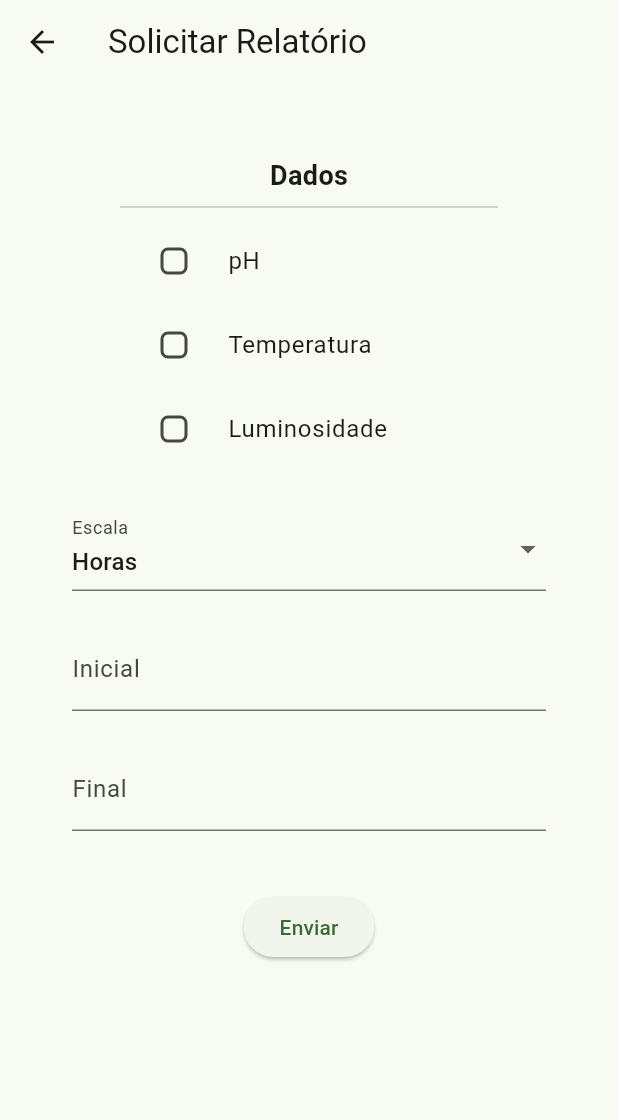
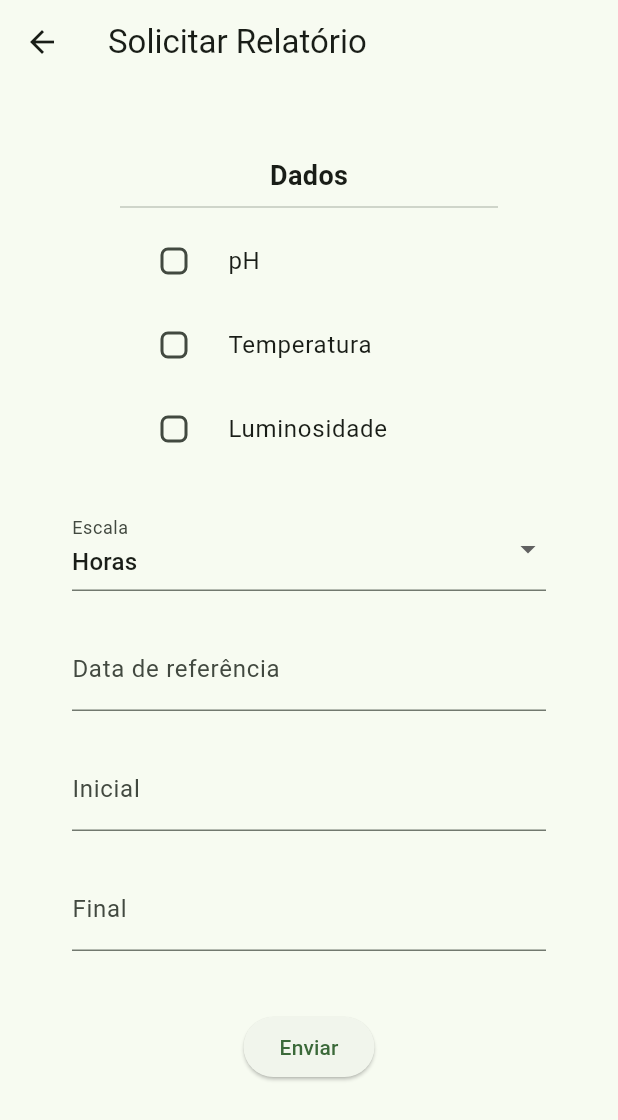
Before and after one commit to MarceloRobert/aws_mq_app, a Flutter app: the HomePage screen opened by its route, after a tap on "Solicitar Relatório", on a phone screen of 412 x 824 dp. Shown: the top 1120 px of the screen. Run offline on Flutter 3.47's test engine with Material 2 defaults, Android fonts, the light colour scheme and no system bars; our stand-ins replace fl_chart; missing offline and left inert: stomp_dart_client; statements that could not run were skipped.

Commit message:
minor fixes, name change

```diff
--- a/lib/home/home.view.dart
+++ b/lib/home/home.view.dart
@@ -1,8 +1,8 @@
 import 'dart:async';
 import 'dart:convert';
 
-import 'package:aws_mq_app/shared/app.shared.dart';
-import 'package:aws_mq_app/shared/errors.dart';
+import 'package:hidroponia/shared/app.shared.dart';
+import 'package:hidroponia/shared/errors.dart';
 import 'package:flutter/foundation.dart';
 import 'package:flutter/material.dart';
 
@@ -20,8 +20,6 @@ class _HomePageState extends State<HomePage> {
   int? lastHashStream;
   late Function varStreamUnsub;
   Map<String, dynamic> valoresStream = {};
-  List<String> phsRecebidos = [];
-  List<String> tempsRecebidos = [];
 
   final StreamController _alertaStream = StreamController();
   late Function alertaStreamUnsub;
@@ -147,14 +145,6 @@ class _HomePageState extends State<HomePage> {
                       builder: (context, snapshot) {
                         if (snapshot.hasData) {
                           valoresStream = jsonDecode(snapshot.data);
-                          phsRecebidos =
-                              valoresStream["ph"].toString().split(" ");
-                          tempsRecebidos = valoresStream["temperatura"]
-                              .toString()
-                              .split(" ");
-                        } else {
-                          phsRecebidos = ["", ""];
-                          tempsRecebidos = ["", "", ""];
                         }
 
                         return Table(
@@ -178,17 +168,19 @@ class _HomePageState extends State<HomePage> {
                               children: [
                                 ...dataReceivedWidgets(context,
                                     titulo: "pH 💧",
-                                    valorAtual: phsRecebidos[0],
-                                    valorObjetivo: phsRecebidos[1]),
+                                    valorAtual: valoresStream["ph_atual"] ?? "",
+                                    valorObjetivo:
+                                        valoresStream["ph_target"] ?? ""),
                               ],
                             ),
                             TableRow(
                               children: [
                                 ...dataReceivedWidgets(context,
                                     titulo: "Temp 🌡",
-                                    valorAtual: tempsRecebidos[0],
+                                    valorAtual:
+                                        valoresStream["temp_atual"] ?? "",
                                     valorObjetivo:
-                                        "${tempsRecebidos[1]} ~ ${tempsRecebidos[1]}"),
+                                        "${valoresStream["temp_min"] ?? ""} ~ ${valoresStream["temp_max"] ?? ""}"),
                               ],
                             ),
                             TableRow(
@@ -196,10 +188,7 @@ class _HomePageState extends State<HomePage> {
                                 ...dataReceivedWidgets(context,
                                     titulo: "Lumin 💡",
                                     valorAtual:
-                                        valoresStream["luminosidade"] != null
-                                            ? valoresStream["luminosidade"]
-                                                .toString()
-                                            : "",
+                                        valoresStream["lum_atual"] ?? "",
                                     valorObjetivo: "-"),
                               ],
                             ),
--- a/lib/landing/landing.view.dart
+++ b/lib/landing/landing.view.dart
@@ -1,6 +1,6 @@
-import 'package:aws_mq_app/credentials.dart';
-import 'package:aws_mq_app/service_stomp.dart';
-import 'package:aws_mq_app/shared/app.shared.dart';
+import 'package:hidroponia/credentials.dart';
+import 'package:hidroponia/service_stomp.dart';
+import 'package:hidroponia/shared/app.shared.dart';
 import 'package:flutter/foundation.dart';
 import 'package:flutter/material.dart';
 
--- a/lib/relatorio/request/relatorio_request.view.dart
+++ b/lib/relatorio/request/relatorio_request.view.dart
@@ -1,9 +1,9 @@
 import 'dart:async';
 import 'dart:convert';
 
-import 'package:aws_mq_app/relatorio/reply/relatorio_reply.view.dart';
-import 'package:aws_mq_app/shared/app.shared.dart';
-import 'package:aws_mq_app/shared/errors.dart';
+import 'package:hidroponia/relatorio/reply/relatorio_reply.view.dart';
+import 'package:hidroponia/shared/app.shared.dart';
+import 'package:hidroponia/shared/errors.dart';
 import 'package:flutter/foundation.dart';
 import 'package:flutter/material.dart';
 
@@ -24,6 +24,7 @@ class _RelatorioRequestPageState extends State<RelatorioRequestPage> {
   String dropdownEscala = "Horas";
   String fieldInicialTemp = "";
   String fieldFinalTemp = "";
+  String dataReferenciaTemp = "";
 
   static const double checkPadding = 32;
   static const double inbetweenPadding = 24;
@@ -32,6 +33,7 @@ class _RelatorioRequestPageState extends State<RelatorioRequestPage> {
     // "vars": [], // "temperatura", "ph", "luminosidade"
     // "data_inicial": "", // 14/06/23, null se for horas
     // "data_final": "", // 14/06/23, null se for horas
+    // "data_ref": "", //14/06/23, null se for dias
     // "hora_inicial": null, // null se for dias
     // "hora_final": null, // null se for dias
     // "escala": "", // "dias"/"horas"
@@ -96,7 +98,7 @@ class _RelatorioRequestPageState extends State<RelatorioRequestPage> {
               }
             }
             if (replyData["requester_id"] != null &&
-                replyData["requester_id"] == sharedUser["uuid"]) {
+                replyData["requester_id"] == sharedUser["cli_id"]) {
               if (kDebugMode) {
                 print("Relatorio snapshot data:");
                 print(replyData);
@@ -225,12 +227,32 @@ class _RelatorioRequestPageState extends State<RelatorioRequestPage> {
                       ],
                       onChanged: (String? valor) {
                         dropdownEscala = valor ?? "Horas";
+                        setState(() {});
                       },
                     ),
                     const SizedBox(height: inbetweenPadding),
                     //
                     // Data/Hora inicial e final
                     // TODO: mudar para picker ou combinar formato
+                    if (dropdownEscala == "Horas")
+                      TextFormField(
+                        onChanged: (value) {
+                          dataReferenciaTemp = value;
+                        },
+                        decoration: const InputDecoration(
+                          hintText: "Data de referência",
+                          labelText: "Data de referência",
+                        ),
+                        keyboardType: TextInputType.datetime,
+                        validator: (value) {
+                          if (value == null || value == "") {
+                            return "Insira um valor";
+                          }
+                          return null;
+                        },
+                      ),
+                    if (dropdownEscala == "Horas")
+                      const SizedBox(height: inbetweenPadding),
                     TextFormField(
                       onChanged: (value) {
                         fieldInicialTemp = value;
@@ -290,6 +312,8 @@ class _RelatorioRequestPageState extends State<RelatorioRequestPage> {
                                   }
                                   if (dropdownEscala == "Horas") {
                                     relatorioRequestData["escala"] = "horas";
+                                    relatorioRequestData["data_ref"] =
+                                        dataReferenciaTemp;
                                     relatorioRequestData["hora_inicial"] =
                                         fieldInicialTemp;
                                     relatorioRequestData["hora_final"] =
@@ -302,20 +326,20 @@ class _RelatorioRequestPageState extends State<RelatorioRequestPage> {
                                         fieldFinalTemp;
                                   }
                                   relatorioRequestData["requester_id"] =
-                                      sharedUser["uuid"];
+                                      sharedUser["cli_id"];
                                   if (kDebugMode) {
                                     print(relatorioRequestData.toString());
                                   }
-                                  sharedSocket.sendMessage(
-                                      jsonEncode(relatorioRequestData),
-                                      "relatorio_request");
-                                  waitingReply = true;
-                                  ScaffoldMessenger.of(context).showSnackBar(
-                                    const SnackBar(
-                                      content: Text(
-                                          "Solicitando relatório. Permaneça na página"),
-                                    ),
-                                  );
+                                  // sharedSocket.sendMessage(
+                                  //     jsonEncode(relatorioRequestData),
+                                  //     "relatorio_request");
+                                  // waitingReply = true;
+                                  // ScaffoldMessenger.of(context).showSnackBar(
+                                  //   const SnackBar(
+                                  //     content: Text(
+                                  //         "Solicitando relatório. Permaneça na página"),
+                                  //   ),
+                                  // );
                                   setState(() {});
                                 }
                               }
--- a/lib/service_stomp.dart
+++ b/lib/service_stomp.dart
@@ -1,7 +1,7 @@
 import 'dart:async';
 import 'dart:convert';
 
-import 'package:aws_mq_app/credentials.dart';
+import 'package:hidroponia/credentials.dart';
 import 'package:flutter/foundation.dart';
 import 'package:stomp_dart_client/stomp.dart';
 import 'package:stomp_dart_client/stomp_config.dart';
@@ -77,7 +77,8 @@ class StompServices {
             theStream.add(decodedMessage);
           }
         } catch (e) {
-          theStream.add(decodedMessage); // no caso do alerta, virá apenas uma string
+          theStream
+              .add(decodedMessage); // no caso do alerta, virá apenas uma string
         }
       },
     );
--- a/lib/shared/app.shared.dart
+++ b/lib/shared/app.shared.dart
@@ -1,4 +1,4 @@
-import 'package:aws_mq_app/service_stomp.dart';
+import 'package:hidroponia/service_stomp.dart';
 import 'package:flutter/material.dart';
 
 StompServices sharedSocket = StompServices();
@@ -6,6 +6,7 @@ final GlobalKey<ScaffoldMessengerState> sharedSMS =
     GlobalKey<ScaffoldMessengerState>();
 
 Map<String, dynamic> sharedUser = {
-  'uuid': "",
+  'cli_id': "",
   'equipamento': "",
+  'amb_id': "",
 };
--- a/pubspec.yaml
+++ b/pubspec.yaml
@@ -1,5 +1,5 @@
-name: aws_mq_app
-description: A new Flutter project.
+name: hidroponia
+description: Controle de Hidroponia.
 # The following line prevents the package from being accidentally published to
 # pub.dev using `flutter pub publish`. This is preferred for private packages.
 publish_to: 'none' # Remove this line if you wish to publish to pub.dev
```
Also changed, not shown: lib/home/home.view copy.dart (deleted, +0 -227 lines), lib/login/login.view.dart (+21 -10 lines), lib/main.dart (+10 -8 lines), lib/targets/targets.view.dart (+19 -5 lines), 2 other files.
